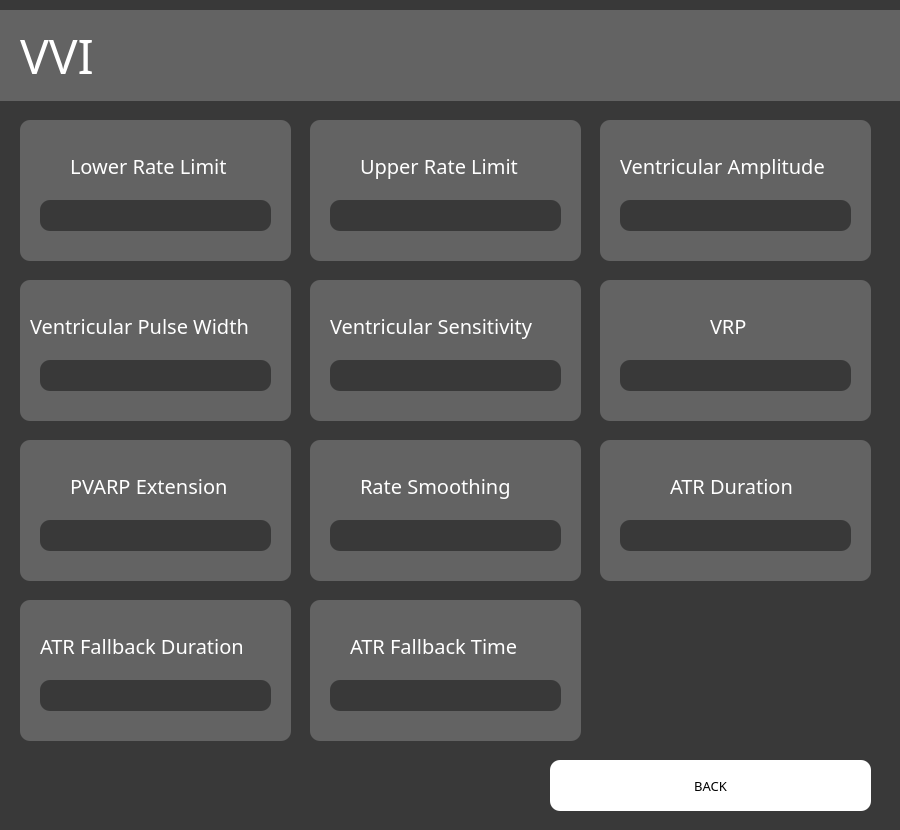
Old version of the form VVI.ui in the repository shahm58/PaceMakerGroup37.
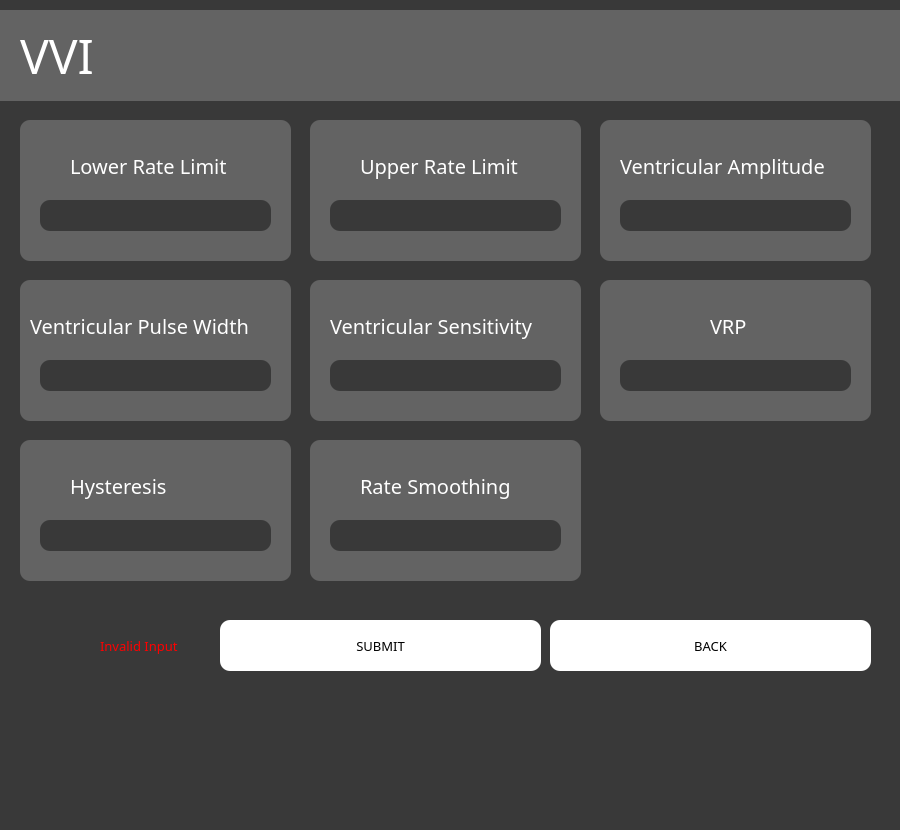
New version of the form.

What changed in the file:
```diff
--- a/VVI.ui
+++ b/VVI.ui
@@ -123,31 +123,6 @@
 </string>
    </property>
   </widget>
-  <widget class="QLabel" name="label_9">
-   <property name="geometry">
-    <rect>
-     <x>670</x>
-     <y>470</y>
-     <width>141</width>
-     <height>31</height>
-    </rect>
-   </property>
-   <property name="font">
-    <font>
-     <family>Franklin Gothic Book</family>
-     <pointsize>15</pointsize>
-    </font>
-   </property>
-   <property name="styleSheet">
-    <string notr="true">color: rgb(255, 255, 255);
-font-size: 15pt;
-background-color: none;
-</string>
-   </property>
-   <property name="text">
-    <string>ATR Duration</string>
-   </property>
-  </widget>
   <widget class="QLabel" name="label_2">
    <property name="geometry">
     <rect>
@@ -211,39 +186,6 @@
     <string/>
    </property>
   </widget>
-  <widget class="QGraphicsView" name="graphicsView_12">
-   <property name="geometry">
-    <rect>
-     <x>600</x>
-     <y>440</y>
-     <width>271</width>
-     <height>141</height>
-    </rect>
-   </property>
-   <property name="styleSheet">
-    <string notr="true">background-color: rgb(99, 99, 99);
-border-radius: 10;</string>
-   </property>
-  </widget>
-  <widget class="QLineEdit" name="input_9">
-   <property name="geometry">
-    <rect>
-     <x>620</x>
-     <y>520</y>
-     <width>231</width>
-     <height>31</height>
-    </rect>
-   </property>
-   <property name="styleSheet">
-    <string notr="true">font-size: 12pt;
-color: rgb(255, 255, 255);
-border-radius: 10;
-background-color: rgb(57, 57, 57)</string>
-   </property>
-   <property name="text">
-    <string/>
-   </property>
-  </widget>
   <widget class="QGraphicsView" name="graphicsView_9">
    <property name="geometry">
     <rect>
@@ -306,7 +248,7 @@
    <property name="geometry">
     <rect>
      <x>550</x>
-     <y>760</y>
+     <y>620</y>
      <width>321</width>
      <height>51</height>
     </rect>
@@ -439,7 +381,7 @@
 </string>
    </property>
    <property name="text">
-    <string>PVARP Extension</string>
+    <string>Hysteresis</string>
    </property>
   </widget>
   <widget class="QLineEdit" name="input_8">
@@ -614,125 +556,51 @@
     <string/>
    </property>
   </widget>
-  <widget class="QLabel" name="label_11">
+  <widget class="QPushButton" name="VVIsubmitbutton">
    <property name="geometry">
     <rect>
-     <x>40</x>
-     <y>630</y>
-     <width>231</width>
-     <height>31</height>
+     <x>220</x>
+     <y>620</y>
+     <width>321</width>
+     <height>51</height>
     </rect>
    </property>
    <property name="font">
     <font>
      <family>Franklin Gothic Book</family>
-     <pointsize>15</pointsize>
+     <pointsize>10</pointsize>
     </font>
    </property>
    <property name="styleSheet">
-    <string notr="true">color: rgb(255, 255, 255);
-font-size: 15pt;
-background-color: none;
-</string>
-   </property>
-   <property name="text">
-    <string>ATR Fallback Duration</string>
-   </property>
-  </widget>
-  <widget class="QGraphicsView" name="graphicsView_13">
-   <property name="geometry">
-    <rect>
-     <x>20</x>
-     <y>600</y>
-     <width>271</width>
-     <height>141</height>
-    </rect>
-   </property>
-   <property name="styleSheet">
-    <string notr="true">background-color: rgb(99, 99, 99);
+    <string notr="true">background-color: rgb(255, 255, 255);
 border-radius: 10;</string>
    </property>
-  </widget>
-  <widget class="QLineEdit" name="input_10">
-   <property name="geometry">
-    <rect>
-     <x>40</x>
-     <y>680</y>
-     <width>231</width>
-     <height>31</height>
-    </rect>
-   </property>
-   <property name="styleSheet">
-    <string notr="true">font-size: 12pt;
-color: rgb(255, 255, 255);
-border-radius: 10;
-background-color: rgb(57, 57, 57)</string>
-   </property>
    <property name="text">
-    <string/>
+    <string>SUBMIT</string>
    </property>
   </widget>
   <widget class="QLabel" name="label_12">
    <property name="geometry">
     <rect>
-     <x>350</x>
+     <x>100</x>
      <y>630</y>
-     <width>191</width>
+     <width>101</width>
      <height>31</height>
     </rect>
    </property>
    <property name="font">
     <font>
      <family>Franklin Gothic Book</family>
-     <pointsize>15</pointsize>
+     <pointsize>10</pointsize>
     </font>
    </property>
    <property name="styleSheet">
-    <string notr="true">color: rgb(255, 255, 255);
-font-size: 15pt;
-background-color: none;
-</string>
+    <string notr="true">color:rgb(255, 0, 0)</string>
    </property>
    <property name="text">
-    <string>ATR Fallback Time</string>
+    <string>Invalid Input</string>
    </property>
   </widget>
-  <widget class="QGraphicsView" name="graphicsView_14">
-   <property name="geometry">
-    <rect>
-     <x>310</x>
-     <y>600</y>
-     <width>271</width>
-     <height>141</height>
-    </rect>
-   </property>
-   <property name="styleSheet">
-    <string notr="true">background-color: rgb(99, 99, 99);
-border-radius: 10;</string>
-   </property>
-  </widget>
-  <widget class="QLineEdit" name="input_11">
-   <property name="geometry">
-    <rect>
-     <x>330</x>
-     <y>680</y>
-     <width>231</width>
-     <height>31</height>
-    </rect>
-   </property>
-   <property name="styleSheet">
-    <string notr="true">font-size: 12pt;
-color: rgb(255, 255, 255);
-border-radius: 10;
-background-color: rgb(57, 57, 57)</string>
-   </property>
-   <property name="text">
-    <string/>
-   </property>
-  </widget>
-  <zorder>graphicsView_13</zorder>
-  <zorder>graphicsView_14</zorder>
-  <zorder>graphicsView_12</zorder>
   <zorder>graphicsView_8</zorder>
   <zorder>graphicsView_7</zorder>
   <zorder>graphicsView_11</zorder>
```
Left out of the diff: 42 changed lines with no effect on the pictures.
